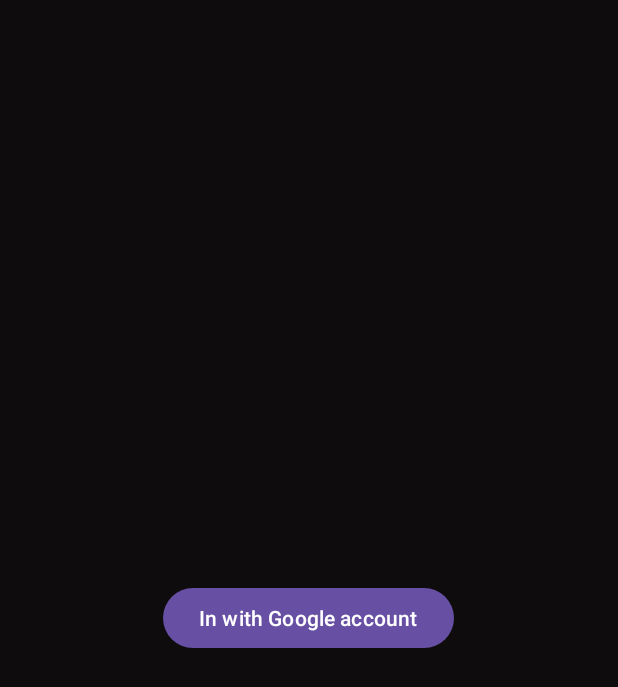
After one commit to zkalmamatov/NoteApp, an Android app: the SignUpFragment screen opened through its navigation route, on a phone screen of 412 x 824 dp. The commit adds this screen. Shown: the top 687 px of the screen. Run offline under Robolectric (Android 15) with nearby library versions, the phone set to English and light mode, and no system bars; our stand-ins replace Firebase (no records; nobody signed in at launch, a user with empty details on screens opened directly), Room's generated code.

Commit message:
HM_06_04M

```diff
--- a/app/src/main/AndroidManifest.xml
+++ b/app/src/main/AndroidManifest.xml
@@ -1,6 +1,8 @@
 <?xml version="1.0" encoding="utf-8"?>
 <manifest xmlns:android="http://schemas.android.com/apk/res/android"
     xmlns:tools="http://schemas.android.com/tools">
+
+    <uses-permission android:name="android.permission.INTERNET"/>
 
     <application
         android:name=".App"
--- a/app/src/main/java/kg/example/noteapp/ui/fragments/note/NoteFragment.kt
+++ b/app/src/main/java/kg/example/noteapp/ui/fragments/note/NoteFragment.kt
@@ -28,6 +28,7 @@ class NoteFragment : Fragment(), OnClickItem {
     private lateinit var binding: FragmentNoteBinding
     private val noteAdapter = NoteAdapter(this, this)
     private val sharedPreferences = PreferenceHelper()
+
     override fun onCreateView(
         inflater: LayoutInflater, container: ViewGroup?,
         savedInstanceState: Bundle?
--- /dev/null
+++ b/app/src/main/java/kg/example/noteapp/ui/fragments/signin/SignUpFragment.kt
@@ -0,0 +1,88 @@
+package kg.example.noteapp.ui.fragments.signin
+
+import android.app.Activity
+import android.content.Intent
+import android.os.Bundle
+import androidx.fragment.app.Fragment
+import android.view.LayoutInflater
+import android.view.View
+import android.view.ViewGroup
+import android.widget.Toast
+import androidx.activity.result.contract.ActivityResultContracts
+import androidx.navigation.fragment.findNavController
+import com.google.android.gms.auth.api.signin.GoogleSignIn
+import com.google.android.gms.auth.api.signin.GoogleSignInClient
+import com.google.android.gms.auth.api.signin.GoogleSignInOptions
+import com.google.android.gms.common.api.ApiException
+import com.google.firebase.auth.FirebaseAuth
+import com.google.firebase.auth.FirebaseUser
+import com.google.firebase.auth.GoogleAuthProvider
+import kg.example.noteapp.R
+import kg.example.noteapp.databinding.FragmentSignUpBinding
+
+
+class SignUpFragment : Fragment() {
+
+    private lateinit var binding: FragmentSignUpBinding
+    private lateinit var auth: FirebaseAuth
+    private lateinit var googleSignInClient: GoogleSignInClient
+    private val signInlauncher =
+        registerForActivityResult(ActivityResultContracts.StartActivityForResult()) { result ->
+            if (result.resultCode == Activity.RESULT_OK) {
+                val data: Intent? = result.data
+                val task = GoogleSignIn.getSignedInAccountFromIntent(data)
+                try {
+                    val account = task.getResult(ApiException::class.java)
+                    firebaseAuthWithGoogle(account?.idToken)
+                } catch (e: ApiException) {
+                    updateUi(null)
+                }
+            }
+        }
+
+    override fun onCreateView(
+        inflater: LayoutInflater, container: ViewGroup?,
+        savedInstanceState: Bundle?
+    ): View {
+        binding = FragmentSignUpBinding.inflate(inflater, container, false)
+        val gso = GoogleSignInOptions.Builder(GoogleSignInOptions.DEFAULT_SIGN_IN)
+            .requestIdToken(getString(R.string.web_client))
+            .requestEmail()
+            .build()
+        googleSignInClient = GoogleSignIn.getClient(requireContext(), gso)
+        return binding.root
+    }
+
+    override fun onViewCreated(view: View, savedInstanceState: Bundle?) {
+        super.onViewCreated(view, savedInstanceState)
+        setupListeners()
+    }
+
+    private fun setupListeners() {
+        binding.btnSign.setOnClickListener {
+            signInlauncher.launch(googleSignInClient.signInIntent)
+        }
+    }
+
+    private fun firebaseAuthWithGoogle(idToken: String?) {
+        val credential = GoogleAuthProvider.getCredential(idToken, null)
+        auth.signInWithCredential(credential)
+            .addOnCompleteListener(requireActivity()) { task ->
+                if (task.isSuccessful) {
+                    val user = auth.currentUser
+                    updateUi(user)
+                } else {
+                    updateUi(null)
+                }
+            }
+    }
+
+    private fun updateUi(user: FirebaseUser?) {
+        if (user != null) {
+            findNavController().navigate(R.id.noteFragment)
+        } else {
+            Toast.makeText(requireContext(), "Аутентификация не удалась!", Toast.LENGTH_SHORT)
+                .show()
+        }
+    }
+}
--- /dev/null
+++ b/app/src/main/res/layout/fragment_sign_up.xml
@@ -0,0 +1,16 @@
+<?xml version="1.0" encoding="utf-8"?>
+<FrameLayout xmlns:android="http://schemas.android.com/apk/res/android"
+    xmlns:tools="http://schemas.android.com/tools"
+    android:layout_width="match_parent"
+    android:layout_height="match_parent"
+    tools:context=".ui.fragments.signin.SignUpFragment">
+
+
+    <Button
+        android:id="@+id/btn_sign"
+        android:layout_gravity="center"
+        android:text="In with Google account"
+        android:layout_width="wrap_content"
+        android:layout_height="wrap_content"/>
+
+</FrameLayout>
--- a/app/src/main/res/navigation/nav_graph.xml
+++ b/app/src/main/res/navigation/nav_graph.xml
@@ -36,5 +36,10 @@
             android:name="noteId"
             app:argType="integer" />
     </fragment>
+    <fragment
+        android:id="@+id/signUpFragment"
+        android:name="kg.example.noteapp.ui.fragments.signin.SignUpFragment"
+        android:label="fragment_sign_up"
+        tools:layout="@layout/fragment_sign_up" />
 
 </navigation>
--- a/app/src/main/res/values/strings.xml
+++ b/app/src/main/res/values/strings.xml
@@ -2,4 +2,5 @@
     <string name="app_name">NoteApp</string>
     <!-- TODO: Remove or change this placeholder text -->
     <string name="hello_blank_fragment">Hello blank fragment</string>
+    <string name="web_client">98249273523-cfock8hf8jsru9tq7kmt67e68ossfkd2.apps.googleusercontent.com</string>
 </resources>
--- a/build.gradle.kts
+++ b/build.gradle.kts
@@ -4,4 +4,5 @@ plugins {
     alias(libs.plugins.jetbrains.kotlin.android) apply false
     id("androidx.navigation.safeargs.kotlin") version "2.7.7" apply false
     id("com.google.devtools.ksp") version "2.0.10-1.0.24" apply false
+    id("com.google.gms.google-services") version "4.4.2" apply false
 }
--- a/gradle/libs.versions.toml
+++ b/gradle/libs.versions.toml
@@ -1,6 +1,6 @@
 [versions]
 agp = "8.5.0"
-kotlin = "2.0.0"
+kotlin = "2.0.10"
 coreKtx = "1.13.1"
 junit = "4.13.2"
 junitVersion = "1.2.1"
@@ -9,6 +9,8 @@ appcompat = "1.7.0"
 material = "1.12.0"
 activity = "1.9.1"
 constraintlayout = "2.1.4"
+googleGmsGoogleServices = "4.4.2"
+firebaseAuth = "23.0.0"
 
 [libraries]
 androidx-core-ktx = { group = "androidx.core", name = "core-ktx", version.ref = "coreKtx" }
@@ -19,7 +21,9 @@ androidx-appcompat = { group = "androidx.appcompat", name = "appcompat", version
 material = { group = "com.google.android.material", name = "material", version.ref = "material" }
 androidx-activity = { group = "androidx.activity", name = "activity", version.ref = "activity" }
 androidx-constraintlayout = { group = "androidx.constraintlayout", name = "constraintlayout", version.ref = "constraintlayout" }
+firebase-auth = { group = "com.google.firebase", name = "firebase-auth", version.ref = "firebaseAuth" }
 
 [plugins]
 android-application = { id = "com.android.application", version.ref = "agp" }
 jetbrains-kotlin-android = { id = "org.jetbrains.kotlin.android", version.ref = "kotlin" }
+google-gms-google-services = { id = "com.google.gms.google-services", version.ref = "googleGmsGoogleServices" }
```
Also changed, not shown: app/build.gradle.kts (+8 -0 lines), 1 other file.
